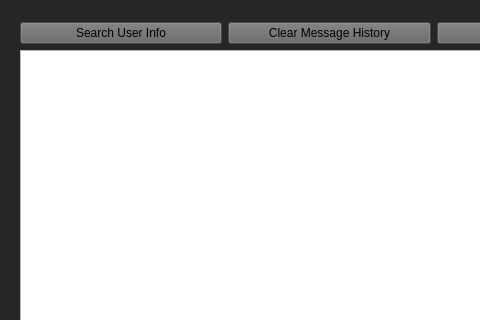
Qt form tempClient/mainwindow.ui (Skyfligher/DBMS_Project) before a commit; both pictures show x 0 to 480 and y 0 to 320 of the 661 by 457 pixel window.
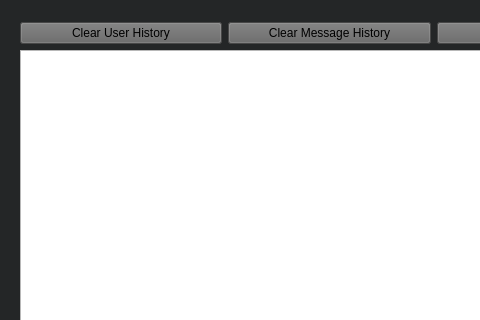
The same form after that commit.

What changed in the file:
```diff
--- a/tempClient/mainwindow.ui
+++ b/tempClient/mainwindow.ui
@@ -452,7 +452,7 @@
      <item row="0" column="0">
       <widget class="QPushButton" name="Disconnect_Button">
        <property name="text">
-        <string>Search User Info</string>
+        <string>Clear User History</string>
        </property>
       </widget>
      </item>
```
